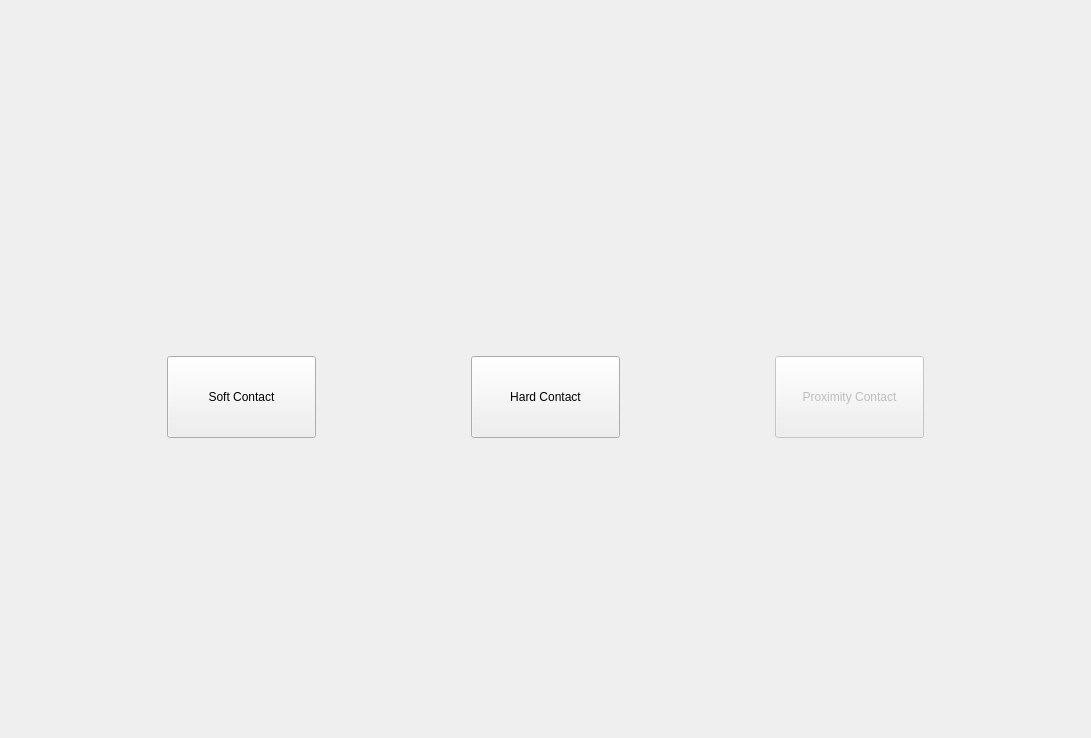
Old version of the form apps/software/gui/Views/Alignment/ContactSelectionView.ui in the repository lainez12/KS3.
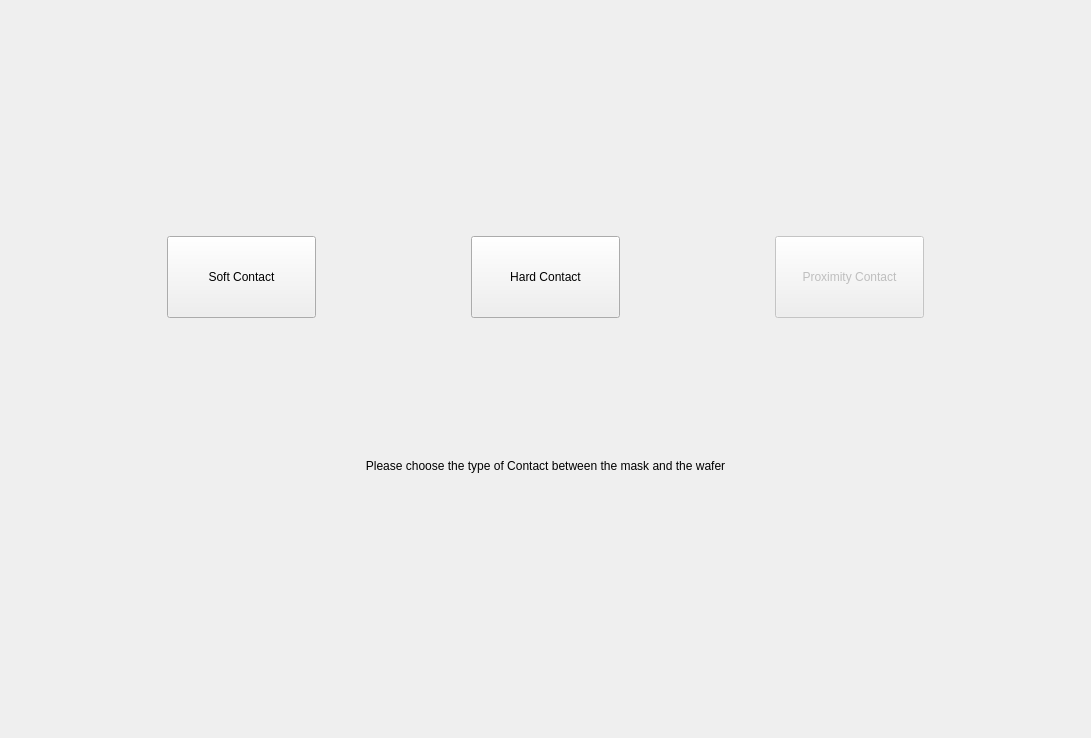
New version of the form.

Commit message:
Add ContactSelectionViewModel and UI updates for contact mode selection
- Introduced ContactSelectionViewModel with ContactMode enum and signal for mode changes.
- Enhanced ContactSelectionView UI with QLabel for description and buttons for Soft/Hard contact modes.
- Implemented logic to update the selected contact mode based on user interaction.

Diff of the .ui file:
```diff
--- a/apps/software/gui/Views/Alignment/ContactSelectionView.ui
+++ b/apps/software/gui/Views/Alignment/ContactSelectionView.ui
@@ -246,6 +246,45 @@
         </layout>
        </widget>
       </item>
+      <item row="1" column="0">
+       <widget class="QLabel" name="labelDescription">
+        <property name="sizePolicy">
+         <sizepolicy hsizetype="Preferred" vsizetype="Fixed">
+          <horstretch>0</horstretch>
+          <verstretch>0</verstretch>
+         </sizepolicy>
+        </property>
+        <property name="layoutDirection">
+         <enum>Qt::LayoutDirection::LeftToRight</enum>
+        </property>
+        <property name="text">
+         <string>Please choose the type of Contact between the mask and the wafer
+</string>
+        </property>
+        <property name="alignment">
+         <set>Qt::AlignmentFlag::AlignCenter</set>
+        </property>
+        <property name="class" stdset="0">
+         <string>text-medium text-bold color-blue</string>
+        </property>
+       </widget>
+      </item>
+      <item row="2" column="0">
+       <spacer name="verticalSpacer">
+        <property name="orientation">
+         <enum>Qt::Orientation::Vertical</enum>
+        </property>
+        <property name="sizeType">
+         <enum>QSizePolicy::Policy::Fixed</enum>
+        </property>
+        <property name="sizeHint" stdset="0">
+         <size>
+          <width>20</width>
+          <height>80</height>
+         </size>
+        </property>
+       </spacer>
+      </item>
      </layout>
     </widget>
    </item>
```
The commit also changes 4 other files.
